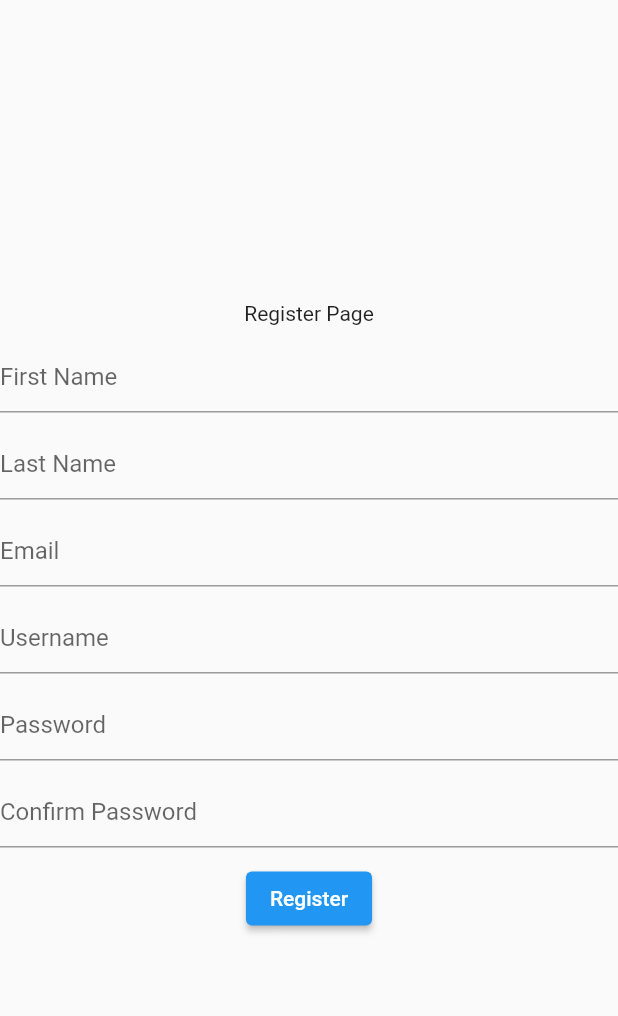
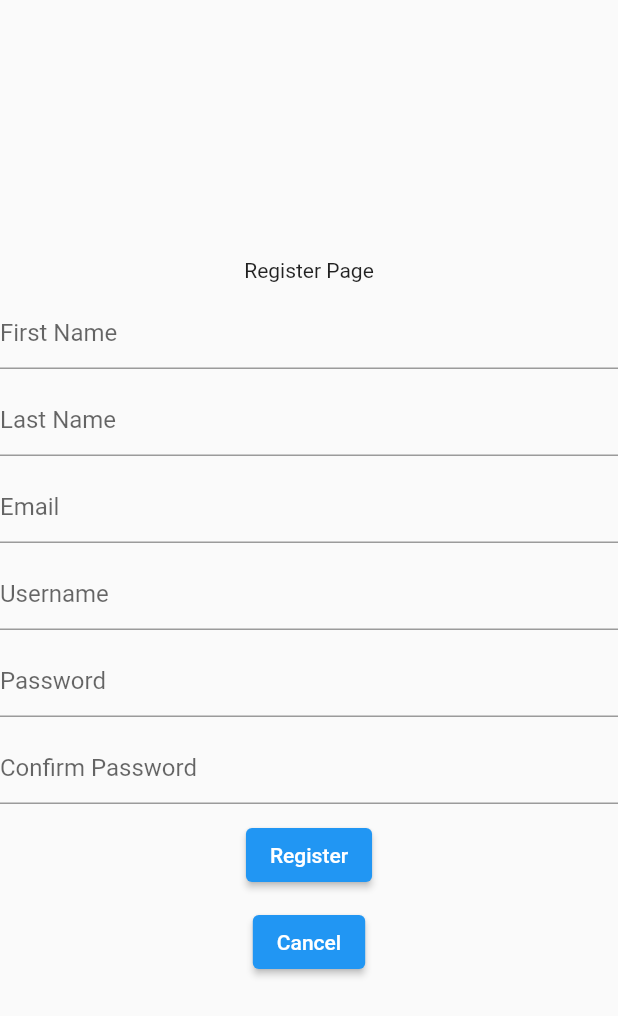
Before and after one commit to hgozutok/food_ordering_flutter, a Flutter app: the RegisterPage screen opened directly, on a phone screen of 412 x 824 dp. Shown: the top 1016 px of the screen. Run offline on Flutter 3.47's test engine with Material 2 defaults, Android fonts, the phone set to English and light mode, and no system bars; our stand-ins replace get; network calls fail.

Commit message:
bugfixed onlogin

```diff
--- a/lib/pages/register_page.dart
+++ b/lib/pages/register_page.dart
@@ -92,6 +92,12 @@ class _RegisterPageState extends State<RegisterPage> {
               }
             },
           ),
+          SizedBox(height: 10),
+          ElevatedButton(
+              onPressed: () {
+                Get.to(HomePage());
+              },
+              child: Text("Cancel")),
         ],
       ),
     );
--- a/lib/services/auth_service.dart
+++ b/lib/services/auth_service.dart
@@ -30,7 +30,7 @@ class AuthService {
         //  print("object");
         // token = responseData['token'];
         var user = User.fromJson(responseData);
-        user.errorLogin = ErrorLogin.fromJson((responseData));
+        //  user.errorLogin = ErrorLogin.fromJson((responseData));
         return user;
       } catch (e) {
         return User();
```
Also changed, not shown: lib/pages/login_page.dart (+14 -37 lines).
